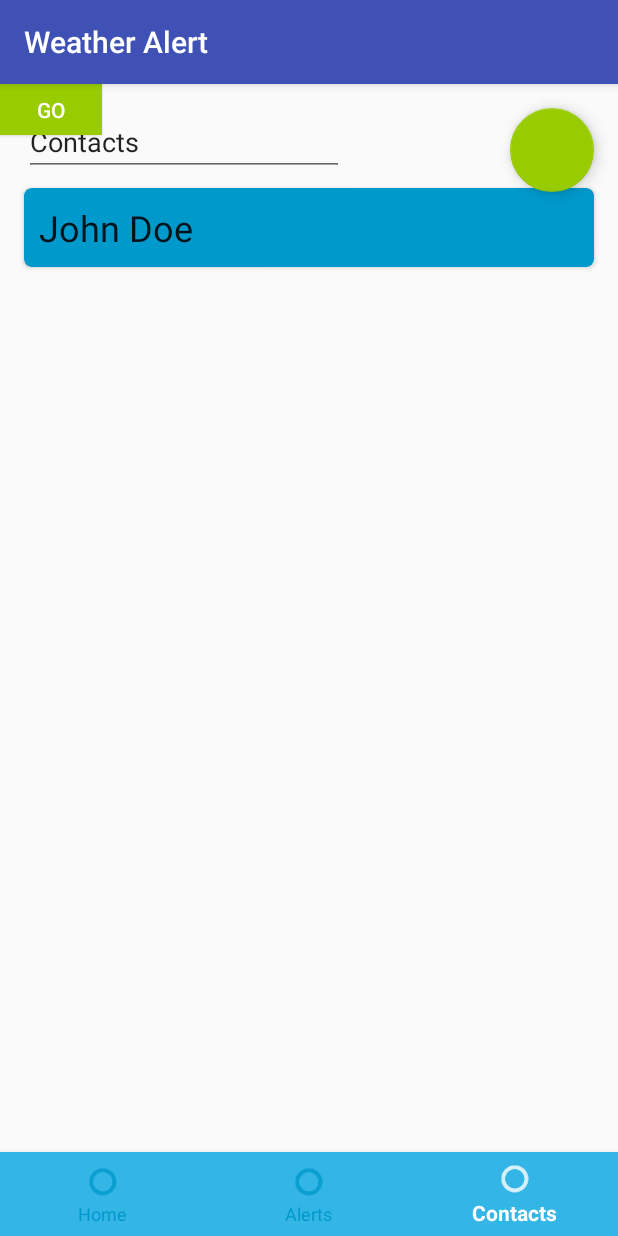
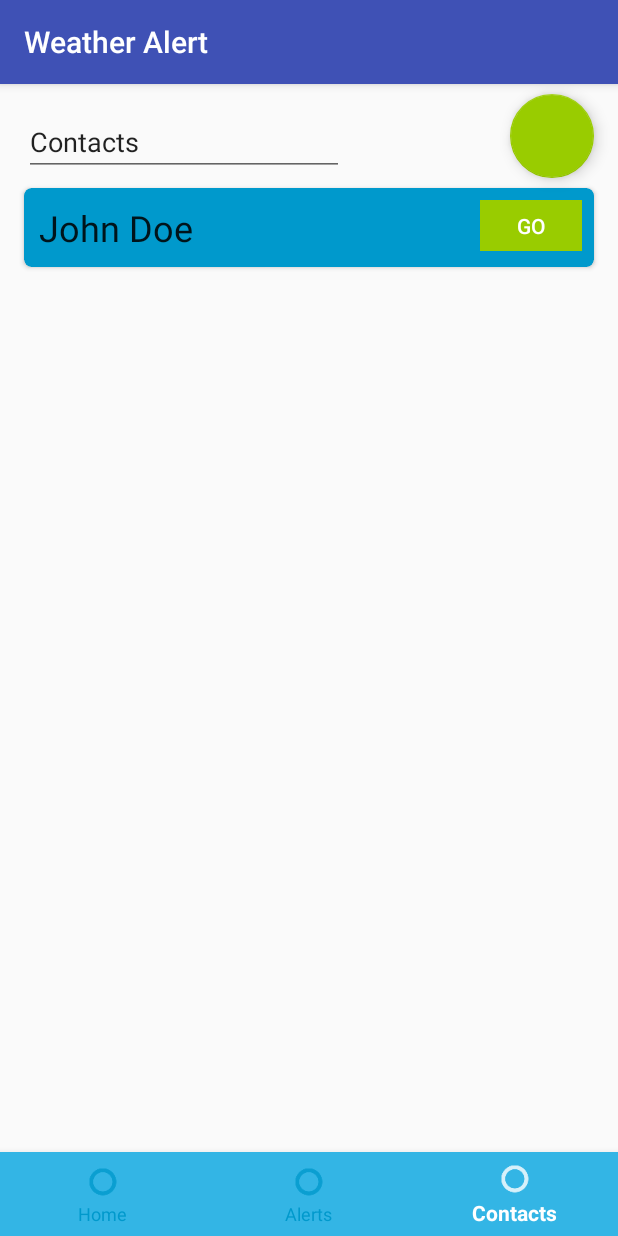
Before and after one commit to armk51/hackmit2018, an Android app: the screen it shows after launch (MainActivity), item 3 of the bottom bar chosen, on a phone screen of 412 x 824 dp. Run offline under Robolectric (Android 15) with nearby library versions, the phone set to English and light mode, and no system bars.

```diff
--- a/app/build.gradle
+++ b/app/build.gradle
@@ -27,4 +27,7 @@ dependencies {
     androidTestImplementation 'com.android.support.test.espresso:espresso-core:3.0.2'
     implementation 'com.android.support:recyclerview-v7:28.0.0-rc02'
     implementation 'com.android.support:design:28.0.0-rc02'
+    implementation 'com.google.maps:google-maps-services:0.1.20';
+    implementation 'com.google.android.gms:play-services-maps:15.0.1';
+    implementation 'com.google.android.gms:play-services-places:15.0.1';
 }
--- a/app/src/main/res/layout/contacts_fragment.xml
+++ b/app/src/main/res/layout/contacts_fragment.xml
@@ -10,11 +10,13 @@
         android:id="@+id/floatingActionButton"
         android:layout_width="wrap_content"
         android:layout_height="wrap_content"
+        android:layout_marginBottom="16dp"
         android:layout_marginEnd="16dp"
         android:layout_marginRight="16dp"
         android:layout_marginTop="16dp"
         android:clickable="true"
         app:backgroundTint="@android:color/holo_green_light"
+        app:layout_constraintBottom_toTopOf="@+id/alert_card"
         app:layout_constraintEnd_toEndOf="parent"
         app:layout_constraintTop_toTopOf="parent" />
 
@@ -63,9 +65,13 @@
         android:id="@+id/button2"
         android:layout_width="68dp"
         android:layout_height="34dp"
+        android:layout_marginEnd="8dp"
+        android:layout_marginRight="8dp"
+        android:layout_marginTop="8dp"
         android:background="@android:color/holo_green_light"
+        android:onClick="openMap"
         android:text="Go"
         android:textColor="@android:color/background_light"
-        tools:layout_editor_absoluteX="289dp"
-        tools:layout_editor_absoluteY="79dp" />
+        app:layout_constraintEnd_toEndOf="@+id/alert_card"
+        app:layout_constraintTop_toTopOf="@+id/alert_card" />
 </android.support.constraint.ConstraintLayout>
```
Also changed, not shown: app/src/main/AndroidManifest.xml (+30 -0 lines), app/src/main/java/com/example/test/MainActivity.java (+9 -0 lines), app/src/main/java/com/example/test/MapFragment.java (added, +57 -0 lines), app/src/main/res/layout/activity_map.xml (added, +32 -0 lines), app/src/main/res/layout/map_fragment.xml (added, +17 -0 lines), app/src/main/res/menu/maps.xml (added, +11 -0 lines).
